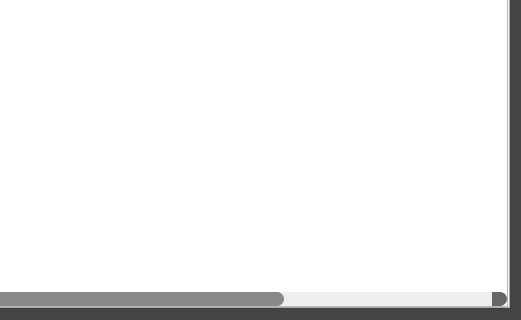
Qt form app/ui/frame_result.ui (edwinar13/MPM-UN) before a commit; both pictures show x 230 to 751 and y 138 to 458 of the 751 by 458 pixel window.
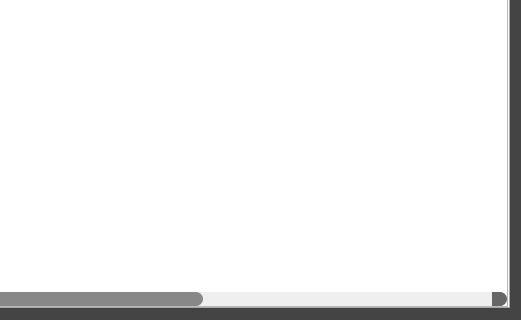
The same form after that commit. Icons and pictures are not drawn.

The edit to the form file:
```diff
--- a/app/ui/frame_result.ui
+++ b/app/ui/frame_result.ui
@@ -1074,7 +1074,7 @@
             <number>0</number>
            </property>
            <property name="columnCount">
-            <number>10</number>
+            <number>12</number>
            </property>
            <property name="QTableWidgetStyle" stdset="0">
             <number>1</number>
@@ -1141,6 +1141,16 @@
              <string>epsxy</string>
             </property>
            </column>
+           <column>
+            <property name="text">
+             <string>velx</string>
+            </property>
+           </column>
+           <column>
+            <property name="text">
+             <string>vely</string>
+            </property>
+           </column>
           </widget>
          </item>
         </layout>
```
